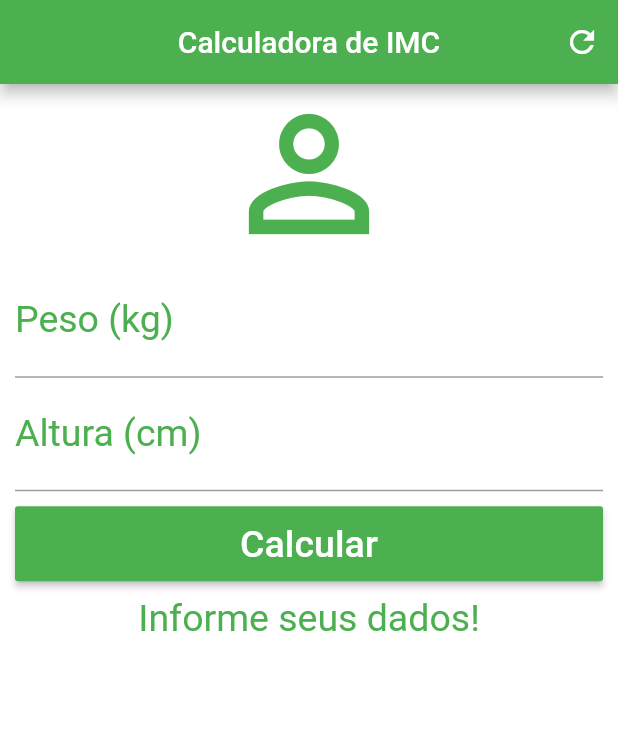
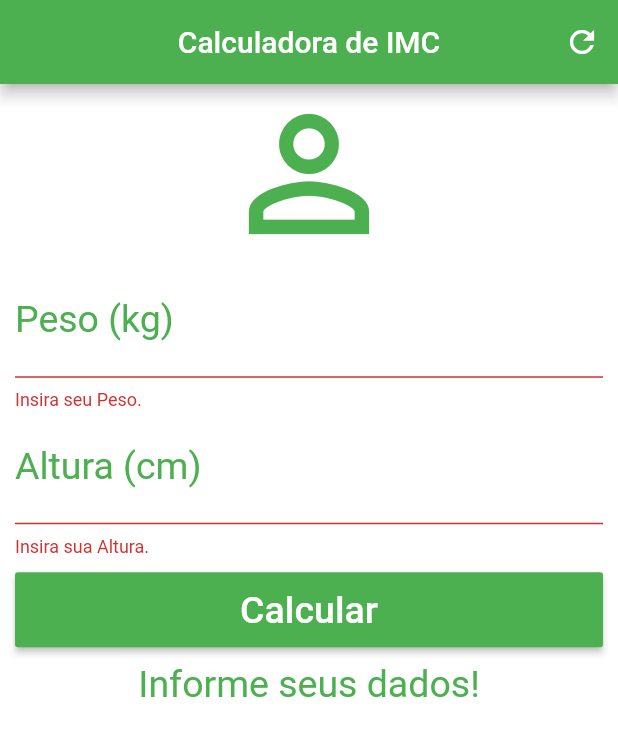
Before and after one commit to flush36/imc-calculator-flutter, a Flutter app: the screen it shows after launch, after a tap on "Calcular", on a phone screen of 412 x 824 dp. Shown: the top 736 px of the screen. Run offline on Flutter 3.47's test engine with Material 2 defaults, Android fonts, the phone set to English and light mode, and no system bars.

```diff
--- a/lib/main.dart
+++ b/lib/main.dart
@@ -16,6 +16,8 @@ class _HomeState extends State<Home> {
   TextEditingController weightController = TextEditingController();
   TextEditingController heightController = TextEditingController();
 
+  GlobalKey<FormState> formKey = new GlobalKey<FormState>();
+
   String _infoText = "Informe seus dados!";
 
   void _resetFields() {
@@ -32,8 +34,18 @@ class _HomeState extends State<Home> {
       double height = double.parse(heightController.text) / 100;
       double imc = weight / (height * height);
       print(imc);
-      if(imc < 18.6) {
+      if (imc < 18.6) {
         _infoText = "Abaixo do Peso (${imc.toStringAsPrecision(3)})";
+      } else if (imc >= 18.6 && imc < 24.9) {
+        _infoText = "Peso ideal (${imc.toStringAsPrecision(3)})";
+      } else if (imc >= 24.9 && imc < 29.9) {
+        _infoText = "Levemente acima do peso (${imc.toStringAsPrecision(3)})";
+      } else if (imc >= 29.9 && imc < 34.9) {
+        _infoText = "Obsidade grau I (${imc.toStringAsPrecision(3)})";
+      } else if (imc >= 34.9 && imc < 39.9) {
+        _infoText = "Obsidade grau II (${imc.toStringAsPrecision(3)})";
+      } else if (imc >= 40) {
+        _infoText = "Obsidade grau III (${imc.toStringAsPrecision(3)})";
       }
     });
   }
@@ -55,11 +67,13 @@ class _HomeState extends State<Home> {
       backgroundColor: Colors.white,
       body: SingleChildScrollView(
         padding: EdgeInsets.fromLTRB(10.0, 0.0, 10.0, 0.0),
+        child: Form(
+          key: formKey,
           child: Column(
             crossAxisAlignment: CrossAxisAlignment.stretch,
             children: <Widget>[
               Icon(Icons.person_outline, size: 120.0, color: Colors.green),
-            TextField(
+              TextFormField(
                 keyboardType: TextInputType.number,
                 decoration: InputDecoration(
                     labelText: "Peso (kg)",
@@ -67,8 +81,13 @@ class _HomeState extends State<Home> {
                 textAlign: TextAlign.center,
                 style: TextStyle(color: Colors.green, fontSize: 25.0),
                 controller: weightController,
+                validator: (value) {
+                  if (value.isEmpty) {
+                    return "Insira seu Peso.";
+                  }
+                },
               ),
-            TextField(
+              TextFormField(
                 keyboardType: TextInputType.number,
                 decoration: InputDecoration(
                     labelText: "Altura (cm)",
@@ -76,15 +95,25 @@ class _HomeState extends State<Home> {
                 textAlign: TextAlign.center,
                 style: TextStyle(color: Colors.green, fontSize: 25.0),
                 controller: heightController,
+                validator: (value) {
+                  if (value.isEmpty) {
+                    return "Insira sua Altura.";
+                  }
+                },
               ),
               Padding(
                 padding: EdgeInsets.only(top: 10.0, bottom: 10.0),
                 child: Container(
                   height: 50.0,
                   child: RaisedButton(
-                    onPressed: _calculate,
+                      onPressed: () {
+                        if(formKey.currentState.validate()) {
+                          _calculate();
+                        }
+                      },
                       child: Text("Calcular",
-                        style: TextStyle(color: Colors.white, fontSize: 25.0)),
+                          style:
+                              TextStyle(color: Colors.white, fontSize: 25.0)),
                       color: Colors.green),
                 ),
               ),
@@ -96,6 +125,7 @@ class _HomeState extends State<Home> {
             ],
           ),
         ),
+      ),
     );
   }
 }
```
Lines whose indentation alone changed are shown as unchanged.
